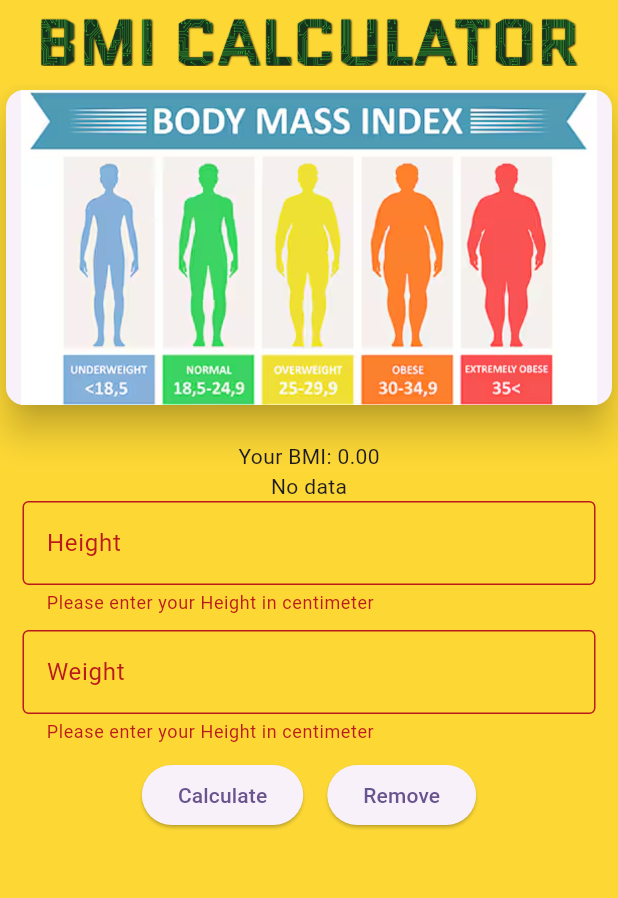
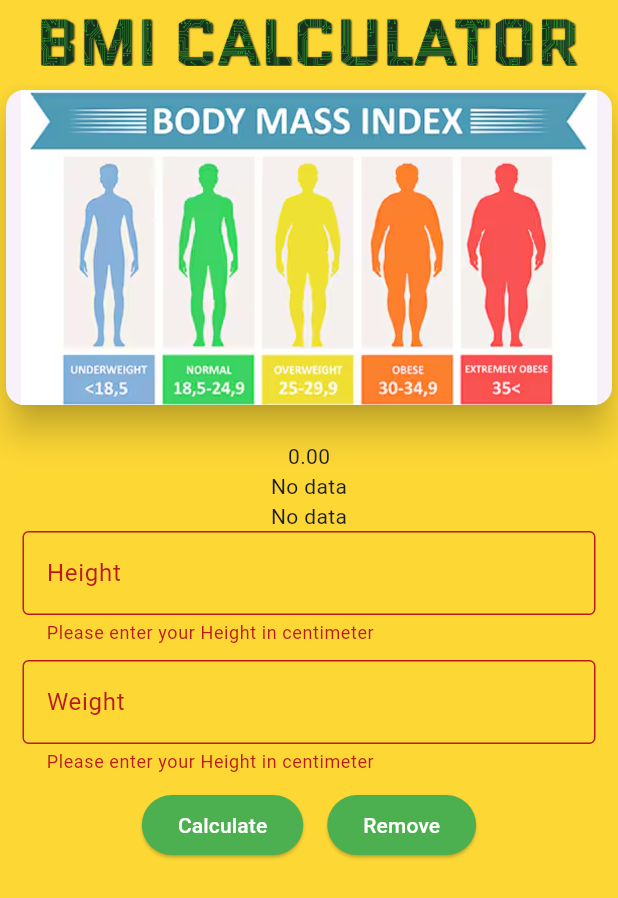
Before and after one commit to Russel-Meera/FlutterSharedPref, a Flutter app: the screen it shows after launch, after a tap on "Calculate", after a tap on "Remove", on a phone screen of 412 x 824 dp. Shown: the top 898 px of the screen. Run offline on Flutter 3.47's test engine with Material 3 defaults, Android fonts, the phone set to English and light mode, and no system bars; our stand-ins replace shared_preferences.

Commit message:
[With info for BMI]

```diff
--- a/lib/home.dart
+++ b/lib/home.dart
@@ -14,6 +14,7 @@ class _MyBMIState extends State<MyBMI> {
   final TextEditingController _weightController = TextEditingController();
   String bmiResult = '';
   String textResult = '';
+  String infoResult = '';
 
   @override
   void initState() {
@@ -25,6 +26,7 @@ class _MyBMIState extends State<MyBMI> {
     SharedPreferences prefs = await SharedPreferences.getInstance();
     prefs.setString("bmi", bmiResult);
     prefs.setString("text", textResult);
+    prefs.setString("info", infoResult);
   }
 
   Future<void> loadResult() async {
@@ -32,6 +34,7 @@ class _MyBMIState extends State<MyBMI> {
     setState(() {
       textResult = prefs.getString("text") ?? '';
       bmiResult = prefs.getString("bmi") ?? '';
+      infoResult = prefs.getString("info") ?? '';
     });
   }
 
@@ -39,9 +42,11 @@ class _MyBMIState extends State<MyBMI> {
     SharedPreferences prefs = await SharedPreferences.getInstance();
     await prefs.remove("text");
     await prefs.remove("bmi");
+    await prefs.remove("info");
     setState(() {
       textResult = 'No data';
       bmiResult = '0.00';
+      infoResult = 'No data';
     });
   }
 
@@ -56,12 +61,19 @@ class _MyBMIState extends State<MyBMI> {
 
           if (result <= 18.5) {
             textResult = "Underweight";
+            infoResult =
+                "You need to gain weight. Try to eat more healthy foods.";
           } else if (result <= 24.5) {
             textResult = "Normal";
+            infoResult = "You have a normal weight. Keep it up!";
           } else if (result <= 29.9) {
             textResult = "Overweight";
+            infoResult =
+                "You need to lose weight. Try to eat less unhealthy foods.";
           } else {
             textResult = "Obese";
+            infoResult =
+                "You need to lose weight. Try to eat less unhealthy foods.";
           }
         },
       );
@@ -96,8 +108,9 @@ class _MyBMIState extends State<MyBMI> {
               const SizedBox(
                 height: 20,
               ),
-              Text("Your BMI: $bmiResult"),
+              Text(bmiResult),
               Text(textResult),
+              Text(infoResult),
               Column(
                 children: [
                   Padding(
@@ -160,7 +173,14 @@ class _MyBMIState extends State<MyBMI> {
                       onPressed: () {
                         calculate();
                       },
-                      child: const Text("Calculate"),
+                      style: ButtonStyle(
+                        backgroundColor:
+                            MaterialStateProperty.all<Color>(Colors.green),
+                      ),
+                      child: const Text(
+                        "Calculate",
+                        style: TextStyle(color: Colors.white),
+                      ),
                     ),
                   ),
                   Padding(
@@ -169,7 +189,16 @@ class _MyBMIState extends State<MyBMI> {
                       onPressed: () {
                         removeResult();
                       },
-                      child: const Text("Remove"),
+                      style: ButtonStyle(
+                        backgroundColor:
+                            MaterialStateProperty.all<Color>(Colors.green),
+                      ),
+                      child: const Text(
+                        "Remove",
+                        style: TextStyle(
+                          color: Colors.white,
+                        ),
+                      ),
                     ),
                   )
                 ],
```
Also changed, not shown: lib/del.dart (deleted, +0 -174 lines).
